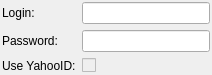
Before: the Qt Designer form src/plugins/poshuku/plugins/onlinebookmarks/plugins/delicious/deliciousauthwidget.ui in 0xd34df00d/leechcraft, drawn with Qt 5.
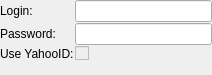
After: the same form once the commit is applied.

Commit message: Poshuku OnlineBookmarks: set in auth widgets equal margins

Patch:
```diff
--- a/src/plugins/poshuku/plugins/onlinebookmarks/plugins/delicious/deliciousauthwidget.ui
+++ b/src/plugins/poshuku/plugins/onlinebookmarks/plugins/delicious/deliciousauthwidget.ui
@@ -15,7 +15,10 @@
   </property>
   <layout class="QGridLayout" name="gridLayout">
    <property name="margin">
-    <number>2</number>
+    <number>0</number>
+   </property>
+   <property name="spacing">
+    <number>1</number>
    </property>
    <item row="4" column="1">
     <layout class="QFormLayout" name="formLayout">
```
The commit also changes 1 other file.
